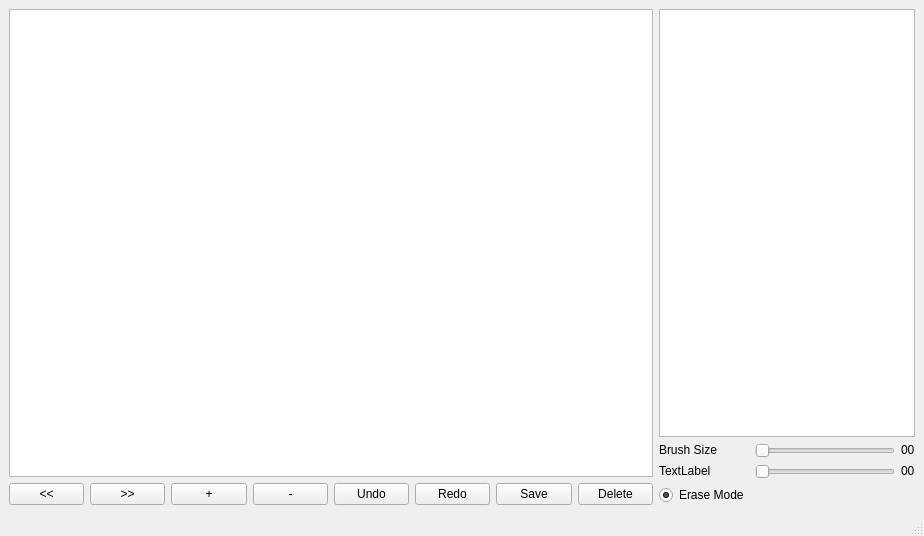
Above: qt_ui_v2.ui from bruceHun/pythonImageEditor before the change. Below: the same form after it.
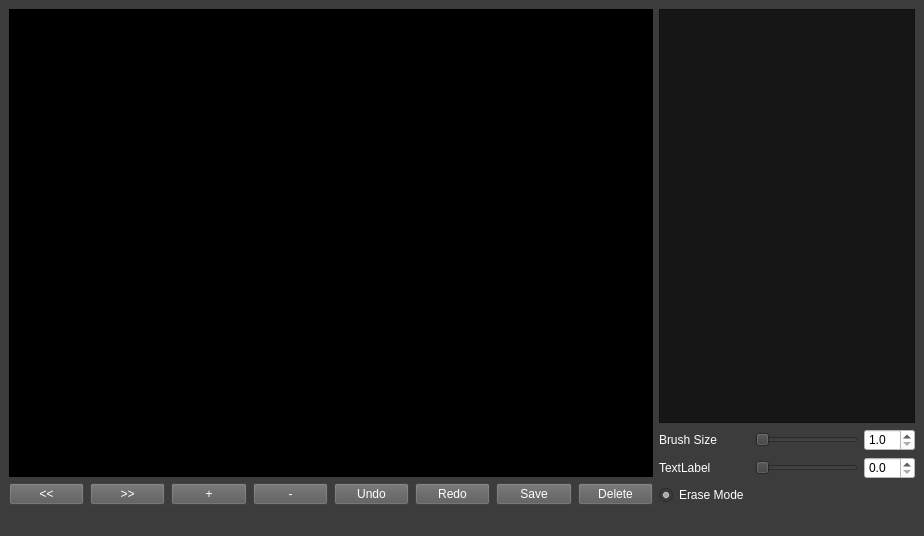
That is the form after the change.

Commit message: Brush Size can be altered by slider or spin box

What changed in the file:
```diff
--- a/qt_ui_v2.ui
+++ b/qt_ui_v2.ui
@@ -13,6 +13,9 @@
   <property name="windowTitle">
    <string>Mask Editor</string>
   </property>
+  <property name="styleSheet">
+   <string notr="true">background-color: rgb(60, 60, 60);</string>
+  </property>
   <widget class="QWidget" name="centralwidget">
    <layout class="QGridLayout" name="gridLayout">
     <item row="0" column="1" rowspan="2">
@@ -31,6 +34,10 @@
           <height>0</height>
          </size>
         </property>
+        <property name="styleSheet">
+         <string notr="true">color: rgb(255, 255, 255);
+background-color: rgb(22, 22, 22);</string>
+        </property>
        </widget>
       </item>
       <item>
@@ -38,19 +45,6 @@
         <property name="sizeConstraint">
          <enum>QLayout::SetFixedSize</enum>
         </property>
-        <item row="1" column="2">
-         <widget class="QLabel" name="labelBrushSizeValue">
-          <property name="sizePolicy">
-           <sizepolicy hsizetype="Fixed" vsizetype="Fixed">
-            <horstretch>0</horstretch>
-            <verstretch>0</verstretch>
-           </sizepolicy>
-          </property>
-          <property name="text">
-           <string>00</string>
-          </property>
-         </widget>
-        </item>
         <item row="1" column="1">
          <widget class="QSlider" name="BrushSizeSlider">
           <property name="sizePolicy">
@@ -78,6 +72,9 @@
             <verstretch>0</verstretch>
            </sizepolicy>
           </property>
+          <property name="styleSheet">
+           <string notr="true">color: rgb(255, 255, 255);</string>
+          </property>
           <property name="text">
            <string>Brush Size</string>
           </property>
@@ -110,26 +107,19 @@
             <verstretch>0</verstretch>
            </sizepolicy>
           </property>
+          <property name="styleSheet">
+           <string notr="true">color: rgb(255, 255, 255);</string>
+          </property>
           <property name="text">
            <string>TextLabel</string>
           </property>
          </widget>
         </item>
-        <item row="2" column="2">
-         <widget class="QLabel" name="label_2">
-          <property name="sizePolicy">
-           <sizepolicy hsizetype="Fixed" vsizetype="Fixed">
-            <horstretch>0</horstretch>
-            <verstretch>0</verstretch>
-           </sizepolicy>
-          </property>
-          <property name="text">
-           <string>00</string>
-          </property>
-         </widget>
-        </item>
         <item row="3" column="0">
          <widget class="QRadioButton" name="radioButtonErase">
+          <property name="styleSheet">
+           <string notr="true">color: rgb(255, 255, 255);</string>
+          </property>
           <property name="text">
            <string>Erase Mode</string>
           </property>
@@ -138,6 +128,47 @@
           </property>
          </widget>
         </item>
+        <item row="1" column="2">
+         <widget class="QDoubleSpinBox" name="BrushSizeValueDSB">
+          <property name="sizePolicy">
+           <sizepolicy hsizetype="Fixed" vsizetype="Fixed">
+            <horstretch>0</horstretch>
+            <verstretch>0</verstretch>
+           </sizepolicy>
+          </property>
+          <property name="styleSheet">
+           <string notr="true">background-color: rgb(255, 255, 255);</string>
+          </property>
+          <property name="decimals">
+           <number>1</number>
+          </property>
+          <property name="minimum">
+           <double>1.000000000000000</double>
+          </property>
+          <property name="maximum">
+           <double>10.000000000000000</double>
+          </property>
+         </widget>
+        </item>
+        <item row="2" column="2">
+         <widget class="QDoubleSpinBox" name="doubleSpinBox_2">
+          <property name="sizePolicy">
+           <sizepolicy hsizetype="Fixed" vsizetype="Fixed">
+            <horstretch>0</horstretch>
+            <verstretch>0</verstretch>
+           </sizepolicy>
+          </property>
+          <property name="styleSheet">
+           <string notr="true">background-color: rgb(255, 255, 255);</string>
+          </property>
+          <property name="decimals">
+           <number>1</number>
+          </property>
+          <property name="maximum">
+           <double>10.000000000000000</double>
+          </property>
+         </widget>
+        </item>
        </layout>
       </item>
      </layout>
@@ -164,6 +195,10 @@
           <height>16777215</height>
          </size>
         </property>
+        <property name="styleSheet">
+         <string notr="true">color: rgb(255, 255, 255);
+background-color: rgb(90, 90, 90);</string>
+        </property>
         <property name="text">
          <string>&lt;&lt;</string>
         </property>
@@ -189,6 +224,10 @@
           <height>16777215</height>
          </size>
         </property>
+        <property name="styleSheet">
+         <string notr="true">color: rgb(255, 255, 255);
+background-color: rgb(90, 90, 90);</string>
+        </property>
         <property name="text">
          <string>&gt;&gt;</string>
         </property>
@@ -214,6 +253,10 @@
           <height>16777215</height>
          </size>
         </property>
+        <property name="styleSheet">
+         <string notr="true">color: rgb(255, 255, 255);
+background-color: rgb(90, 90, 90);</string>
+        </property>
         <property name="text">
          <string>+</string>
         </property>
@@ -239,6 +282,10 @@
           <height>16777215</height>
          </size>
         </property>
+        <property name="styleSheet">
+         <string notr="true">color: rgb(255, 255, 255);
+background-color: rgb(90, 90, 90);</string>
+        </property>
         <property name="text">
          <string>-</string>
         </property>
@@ -264,6 +311,10 @@
           <height>16777215</height>
          </size>
         </property>
+        <property name="styleSheet">
+         <string notr="true">color: rgb(255, 255, 255);
+background-color: rgb(90, 90, 90);</string>
+        </property>
         <property name="text">
          <string>Undo</string>
         </property>
@@ -289,6 +340,10 @@
           <height>16777215</height>
          </size>
         </property>
+        <property name="styleSheet">
+         <string notr="true">color: rgb(255, 255, 255);
+background-color: rgb(90, 90, 90);</string>
+        </property>
         <property name="text">
          <string>Redo</string>
         </property>
@@ -314,6 +369,10 @@
           <height>16777215</height>
          </size>
         </property>
+        <property name="styleSheet">
+         <string notr="true">color: rgb(255, 255, 255);
+background-color: rgb(90, 90, 90);</string>
+        </property>
         <property name="text">
          <string>Save</string>
         </property>
@@ -339,6 +398,10 @@
           <height>16777215</height>
          </size>
         </property>
+        <property name="styleSheet">
+         <string notr="true">color: rgb(255, 255, 255);
+background-color: rgb(90, 90, 90);</string>
+        </property>
         <property name="text">
          <string>Delete</string>
         </property>
@@ -363,6 +426,9 @@
       <property name="mouseTracking">
        <bool>true</bool>
       </property>
+      <property name="styleSheet">
+       <string notr="true">background-color: rgb(0, 0, 0);</string>
+      </property>
      </widget>
     </item>
    </layout>
@@ -377,7 +443,11 @@
     </rect>
    </property>
   </widget>
-  <widget class="QStatusBar" name="statusbar"/>
+  <widget class="QStatusBar" name="statusbar">
+   <property name="styleSheet">
+    <string notr="true">color: rgb(254, 204, 9);</string>
+   </property>
+  </widget>
  </widget>
  <resources/>
  <connections/>
```
Left out of the diff: 2 changed lines with no effect on the pictures. The commit also changes 3 other files.
